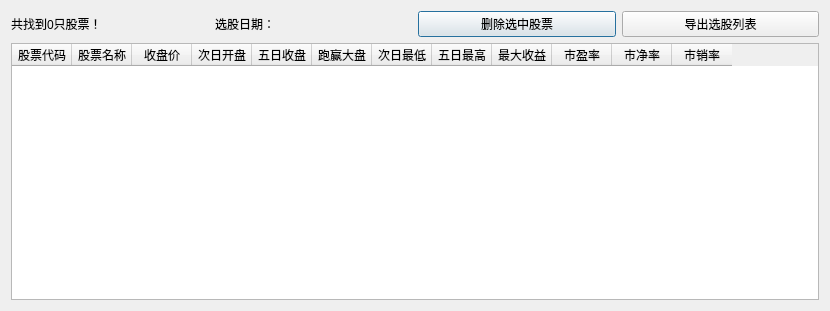
This is QtDesign/SearchResult.ui in victor647/QuantumStockTrade as Qt 5 draws it before an edit. The edited form follows.
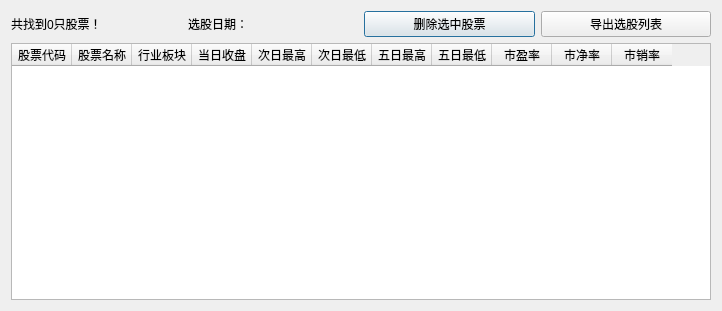
This is the edited form.

The edit to the form file:
```diff
--- a/QtDesign/SearchResult.ui
+++ b/QtDesign/SearchResult.ui
@@ -6,7 +6,7 @@
    <rect>
     <x>0</x>
     <y>0</y>
-    <width>830</width>
+    <width>722</width>
     <height>311</height>
    </rect>
   </property>
@@ -108,22 +108,17 @@
      </column>
      <column>
       <property name="text">
-       <string>收盘价</string>
+       <string>行业板块</string>
       </property>
      </column>
      <column>
       <property name="text">
-       <string>次日开盘</string>
+       <string>当日收盘</string>
       </property>
      </column>
      <column>
       <property name="text">
-       <string>五日收盘</string>
-      </property>
-     </column>
-     <column>
-      <property name="text">
-       <string>跑赢大盘</string>
+       <string>次日最高</string>
       </property>
      </column>
      <column>
@@ -138,7 +133,7 @@
      </column>
      <column>
       <property name="text">
-       <string>最大收益</string>
+       <string>五日最低</string>
       </property>
      </column>
      <column>
```
